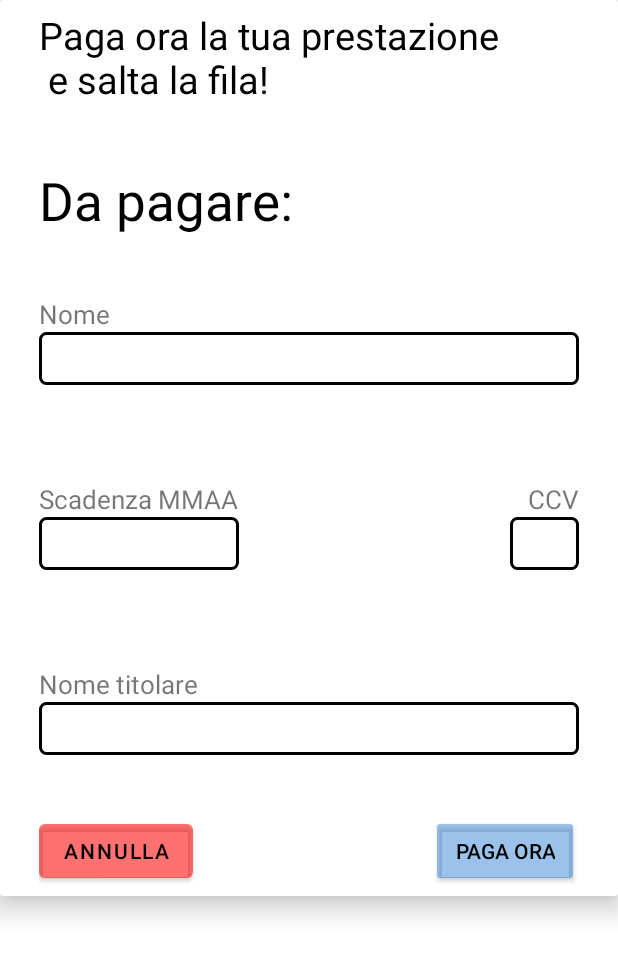
After one commit to matteasu/FastHealth, an Android app: the layout popup_pagamento.xml on its own in the app's theme, with its tools: preview values and no code run, on a phone screen of 412 x 824 dp. The commit adds this screen. Shown: the top 957 px of the screen. Run offline under Robolectric (Android 15) with nearby library versions, the phone set to English and light mode, and no system bars; Roboto replaces fonts that are not available here.

Commit message:
popup pagamento

```diff
--- a/app/src/main/java/com/a2b2l1p/fasthealth/ActivityPrenotazioni.java
+++ b/app/src/main/java/com/a2b2l1p/fasthealth/ActivityPrenotazioni.java
@@ -6,7 +6,9 @@ import android.content.Intent;
 import android.os.Build;
 import android.os.Bundle;
 import android.view.View;
+import android.view.inputmethod.EditorInfo;
 import android.widget.Button;
+import android.widget.EditText;
 import android.widget.ImageView;
 import android.widget.TextView;
 
@@ -20,29 +22,32 @@ import java.util.ArrayList;
 public class ActivityPrenotazioni extends AppCompatActivity {
     ArrayList<Prenotazione> prenotazioni = new ArrayList<>();
     SearchView sw;
-    private AlertDialog.Builder dialogBuilder;
-    private AlertDialog dialog;
+    private AlertDialog.Builder dialogBuilder,dialogBP;
+    private AlertDialog dialog,dialogP;
 
 
     //elementi dialog
-    TextView np,d,s,nm,cA,npa,note;
+    TextView np,d,s,nm,cA,npa,note,amm;
+    EditText nC,sC,CCV,nT;
+    Button an,po;
     ImageView close;
     Button p,mA;
-
+    RecyclerView rW;
+    adapterPrenotazioni aRW;
 
     @RequiresApi(api = Build.VERSION_CODES.N)
     @Override
     protected void onCreate(Bundle savedInstanceState) {
         Utente u;
         ImageView back;
-        RecyclerView rW;
-        adapterPrenotazioni aRW;
-        Prenotazione pp=new Prenotazione("BBBBB","aa","aa","aa","ciao",null);
+
+        Prenotazione p = new Prenotazione("Colonoscopia", "Policlinico Dulio Casula", "13:40", "W40", "Sergio Pinto", null, (float) 69.49);
         RecyclerView.LayoutManager lMRW;
         super.onCreate(savedInstanceState);
         setContentView(R.layout.activity_prenotazioni);
 
         u = (Utente) getIntent().getSerializableExtra("utente");
+        u.getPrenotazioni().add(p);
         prenotazioni = u.getPrenotazioni();
         rW = findViewById(R.id.prenotazioniRW);
         back=findViewById(R.id.prenotazioniIndietro);
@@ -105,6 +110,46 @@ public class ActivityPrenotazioni extends AppCompatActivity {
         note.setText(prenotazioni.get(position).getNoteMed().equals("") ?"Nessuna nota da parte del medico":prenotazioni.get(position).getNoteMed());
         close.setOnClickListener(v->dialog.dismiss());
         p.setVisibility(prenotazioni.get(position).isPagato()?View.GONE:View.VISIBLE);
+
+        p.setOnClickListener(v->{
+            dialogBP=new AlertDialog.Builder(this);
+            final View popupP=getLayoutInflater().inflate(R.layout.popup_pagamento,null);
+            //TextView nC,sC,CCV,nT;
+            //    Button an,po;
+            nC=popupP.findViewById(R.id.pagCC);
+            sC=popupP.findViewById(R.id.pagSS);
+            CCV=popupP.findViewById(R.id.pagCCV);
+            nT=popupP.findViewById(R.id.pagTit);
+            an=popupP.findViewById(R.id.annulla);
+            po=popupP.findViewById(R.id.payNow);
+            amm=popupP.findViewById(R.id.pagAmmount);
+
+
+            amm.setText(amm.getText()+""+prenotazioni.get(position).getCosto()+"€");
+
+            po.setOnClickListener(new View.OnClickListener() {
+                @Override
+                public void onClick(View v) {
+                    prenotazioni.get(position).setPagato(true);
+                    p.setVisibility(prenotazioni.get(position).isPagato()?View.GONE:View.VISIBLE);
+                    aRW.notifyDataSetChanged();
+
+                    dialogP.dismiss();
+
+
+                }
+            });
+            an.setOnClickListener(new View.OnClickListener() {
+                @Override
+                public void onClick(View v) {
+                    dialogP.dismiss();
+                }
+            });
+            dialogBP.setView(popupP);
+            dialogP=dialogBP.create();
+            dialogP.show();
+        });
+
         dialogBuilder.setView(popup);
         dialog=dialogBuilder.create();
         dialog.show();
--- a/app/src/main/java/com/a2b2l1p/fasthealth/Home.java
+++ b/app/src/main/java/com/a2b2l1p/fasthealth/Home.java
@@ -15,59 +15,57 @@ import java.util.ArrayList;
 import java.util.Calendar;
 
 public class Home extends AppCompatActivity {
-TextView testoHeader;
-Button prenota,ricerca,prenotazioni;
-ImageView settingsBtn;
-Utente u;
-ArrayList<Utente> utenti;
-int homeCreaPrenotazione=3;
-int homeRicercaStruttura=4;
-int homeGestionePrenotazioni=5;
-int homeImpostazioni=6;
+    TextView testoHeader;
+    Button prenota, ricerca, prenotazioni;
+    ImageView settingsBtn;
+    Utente u;
+    ArrayList<Utente> utenti;
+    int homeCreaPrenotazione = 3;
+    int homeRicercaStruttura = 4;
+    int homeGestionePrenotazioni = 5;
+    int homeImpostazioni = 6;
+
     @Override
     protected void onCreate(Bundle savedInstanceState) {
 
-        Prenotazione p=new Prenotazione("Colonoscopia","Policlinico Dulio Casula","13:40","W40","Sergio Pinto",null);
+
         super.onCreate(savedInstanceState);
         setContentView(R.layout.activity_home);
-        testoHeader=findViewById(R.id.homeTxt);
-        prenota=findViewById(R.id.homePrenota);
-        ricerca=findViewById(R.id.homeSearch);
+        testoHeader = findViewById(R.id.homeTxt);
+        prenota = findViewById(R.id.homePrenota);
+        ricerca = findViewById(R.id.homeSearch);
 
-        settingsBtn=findViewById(R.id.homeSettings);
-        prenotazioni=findViewById(R.id.homePrenotazioni);
+        settingsBtn = findViewById(R.id.homeSettings);
+        prenotazioni = findViewById(R.id.homePrenotazioni);
         utenti = (ArrayList<Utente>) getIntent().getSerializableExtra("lista");
-        u=(Utente)getIntent().getSerializableExtra("utente");
-        testoHeader.setText(testoHeader.getText()+"\n"+u.getNome());
+        u = (Utente) getIntent().getSerializableExtra("utente");
+        testoHeader.setText(testoHeader.getText() + "\n" + u.getNome());
 
 
-
-
-
-        prenota.setOnClickListener(v->{
+        prenota.setOnClickListener(v -> {
             Context c = this.getApplicationContext();
             CharSequence t = "prenota";
             int duration = Toast.LENGTH_SHORT;
             Toast.makeText(c, t, duration).show();
         });
-        ricerca.setOnClickListener(v->{
+        ricerca.setOnClickListener(v -> {
             Context c = this.getApplicationContext();
             CharSequence t = "ricerca";
             int duration = Toast.LENGTH_SHORT;
             Toast.makeText(c, t, duration).show();
         });
-        Prenotazione pp=new Prenotazione("BBBBB","aa","aa","aa","ciao",null);
-        prenotazioni.setOnClickListener(v->{
+        Prenotazione pp = new Prenotazione("BBBBB", "aa", "aa", "aa", "ciao", null, (float) 1.2);
+        prenotazioni.setOnClickListener(v -> {
             Intent apriPrenotazioni = new Intent(Home.this, ActivityPrenotazioni.class);
-            p.setPagato(true);
-            u.addPrenotazione(p);
-            u.addPrenotazione(pp);
+            //p.setPagato(true);
+            //u.addPrenotazione(p);
+            //u.addPrenotazione(pp);
             apriPrenotazioni.putExtra("utente", u);
 
             apriPrenotazioni.putExtra("lista", utenti);
             startActivityForResult(apriPrenotazioni, homeGestionePrenotazioni);
         });
-        settingsBtn.setOnClickListener(v->{
+        settingsBtn.setOnClickListener(v -> {
             Intent apriImpostazioni = new Intent(Home.this, Impostazioni.class);
             apriImpostazioni.putExtra("utente", u);
             apriImpostazioni.putExtra("lista", utenti);
@@ -85,52 +83,49 @@ int homeImpostazioni=6;
         if (requestCode == homeImpostazioni) {
             if (resultCode == Activity.RESULT_OK) {
                 utenti = (ArrayList<Utente>) data.getSerializableExtra("lista");
-                if((boolean)data.getSerializableExtra("esci")){
-                    Intent returnIntent=getIntent();
-                    returnIntent.putExtra("lista",utenti);
+                if ((boolean) data.getSerializableExtra("esci")) {
+                    Intent returnIntent = getIntent();
+                    returnIntent.putExtra("lista", utenti);
                     setResult(Activity.RESULT_OK, returnIntent);
                     finish();
                 }
-                u=(Utente)data.getSerializableExtra("utente");
+                u = (Utente) data.getSerializableExtra("utente");
             }
 
         }
 
-        if(requestCode==homeGestionePrenotazioni){
-            if(resultCode==Activity.RESULT_OK){
-                u=(Utente)data.getSerializableExtra("utente");
+        if (requestCode == homeGestionePrenotazioni) {
+            if (resultCode == Activity.RESULT_OK) {
+                u = (Utente) data.getSerializableExtra("utente");
+                if(utenti.remove(u))
+                    utenti.add(u);
             }
         }
 
-        testoHeader=findViewById(R.id.homeTxt);
-        prenota=findViewById(R.id.homePrenota);
-        ricerca=findViewById(R.id.homeSearch);
+        testoHeader = findViewById(R.id.homeTxt);
+        prenota = findViewById(R.id.homePrenota);
+        ricerca = findViewById(R.id.homeSearch);
 
-        settingsBtn=findViewById(R.id.homeSettings);
-        prenotazioni=findViewById(R.id.homePrenotazioni);
+        settingsBtn = findViewById(R.id.homeSettings);
+        prenotazioni = findViewById(R.id.homePrenotazioni);
 
-        testoHeader.setText(testoHeader.getText()+"\n"+u.getNome());
+        testoHeader.setText(testoHeader.getText() + "\n" + u.getNome());
         //utenti = (ArrayList<Utente>) getIntent().getSerializableExtra("lista");
 
 
-
-
-
-
-
-        prenota.setOnClickListener(v->{
+        prenota.setOnClickListener(v -> {
             Context c = this.getApplicationContext();
             CharSequence t = "prenota";
             int duration = Toast.LENGTH_SHORT;
             Toast.makeText(c, t, duration).show();
         });
-        ricerca.setOnClickListener(v->{
+        ricerca.setOnClickListener(v -> {
             Context c = this.getApplicationContext();
             CharSequence t = "ricerca";
             int duration = Toast.LENGTH_SHORT;
             Toast.makeText(c, t, duration).show();
         });
-        prenotazioni.setOnClickListener(v->{
+        prenotazioni.setOnClickListener(v -> {
             Intent apriPrenotazioni = new Intent(Home.this, ActivityPrenotazioni.class);
 
             apriPrenotazioni.putExtra("utente", u);
@@ -138,7 +133,7 @@ int homeImpostazioni=6;
             apriPrenotazioni.putExtra("lista", utenti);
             startActivityForResult(apriPrenotazioni, homeGestionePrenotazioni);
         });
-        settingsBtn.setOnClickListener(v->{
+        settingsBtn.setOnClickListener(v -> {
             Intent apriImpostazioni = new Intent(Home.this, Impostazioni.class);
             apriImpostazioni.putExtra("utente", u);
             apriImpostazioni.putExtra("lista", utenti);
@@ -146,6 +141,5 @@ int homeImpostazioni=6;
         });
 
 
-
     }//onActivityResult
 }
--- a/app/src/main/java/com/a2b2l1p/fasthealth/Impostazioni.java
+++ b/app/src/main/java/com/a2b2l1p/fasthealth/Impostazioni.java
@@ -50,7 +50,7 @@ public class Impostazioni extends AppCompatActivity {
         conf.setOnClickListener(v->{
             if(verificaFrom()) {
                 utenti.remove(u);
-                u.setNome(u.getNome()+"MM");
+                //u.setNome(u.getNome()+"MM");
                 u.setPassword(nP.getText().toString());
                 utenti.add(u);
                 Context c = this.getApplicationContext();
--- a/app/src/main/java/com/a2b2l1p/fasthealth/Prenotazione.java
+++ b/app/src/main/java/com/a2b2l1p/fasthealth/Prenotazione.java
@@ -9,28 +9,31 @@ public class Prenotazione implements Serializable {
     private String nomeStruttura;
     private String nomeMedico;
     private String ora;
+    private float costo;
     private String codAcc;
     private String noteMed;
     private boolean pagato;
     private Calendar data;
 
-    public Prenotazione(String nomeEsame, String nomeStruttura, String ora,  String codAcc, String nomeMedico, Calendar data) {
+    public Prenotazione(String nomeEsame, String nomeStruttura, String ora,  String codAcc, String nomeMedico, Calendar data,float costo) {
         this.nomeEsame = nomeEsame;
         this.nomeStruttura = nomeStruttura;
         this.ora = ora;
         this.codAcc = codAcc;
         this.data = data;
         this.pagato=false;
+        this.costo=costo;
         this.nomeMedico=nomeMedico;
         this.noteMed="";
     }
 
-    public Prenotazione(String nomeEsame, String nomeStruttura, String ora, String codAcc, Calendar data,String noteMed,String nomeMedico) {
+    public Prenotazione(String nomeEsame, String nomeStruttura, String ora, String codAcc, Calendar data,String noteMed,String nomeMedico,float costo) {
         this.nomeEsame = nomeEsame;
         this.nomeStruttura = nomeStruttura;
         this.ora = ora;
         this.codAcc = codAcc;
         this.data = data;
+        this.costo=costo;
         this.pagato=false;
         this.nomeMedico=nomeMedico;
         this.noteMed=noteMed;
@@ -95,6 +98,9 @@ public class Prenotazione implements Serializable {
         this.data = data;
     }
 
+    public float getCosto(){return costo;}
+
+    public void setCosto(float costo){this.costo=costo;}
 
 
 
--- a/app/src/main/res/layout/popup.xml
+++ b/app/src/main/res/layout/popup.xml
@@ -1,4 +1,9 @@
 <?xml version="1.0" encoding="utf-8"?>
+<androidx.cardview.widget.CardView xmlns:android="http://schemas.android.com/apk/res/android"
+    android:layout_width="match_parent"
+    android:layout_height="wrap_content"
+    xmlns:app="http://schemas.android.com/apk/res-auto"
+    app:cardElevation="10dp">
     <RelativeLayout xmlns:app="http://schemas.android.com/apk/res-auto"
         android:layout_width="match_parent"
         android:layout_height="wrap_content"
@@ -136,3 +141,4 @@
 
 
     </RelativeLayout>
+</androidx.cardview.widget.CardView>
--- /dev/null
+++ b/app/src/main/res/layout/popup_pagamento.xml
@@ -0,0 +1,185 @@
+<?xml version="1.0" encoding="utf-8"?>
+<androidx.cardview.widget.CardView xmlns:android="http://schemas.android.com/apk/res/android"
+    xmlns:app="http://schemas.android.com/apk/res-auto"
+    android:layout_width="match_parent"
+    android:layout_height="wrap_content"
+    app:cardElevation="10dp">
+
+    <RelativeLayout
+        android:layout_width="match_parent"
+        android:layout_height="wrap_content"
+        android:layout_marginLeft="20dp"
+        android:layout_marginRight="20dp"
+        android:orientation="vertical"
+        android:padding="6dp">
+
+        <TextView
+            android:id="@+id/pagHeader"
+            android:layout_width="wrap_content"
+            android:layout_height="wrap_content"
+            android:text="Paga ora la tua prestazione \n e salta la fila!"
+            android:textColor="@color/black"
+            android:textSize="25dp" />
+
+        <TextView
+            android:id="@+id/pagAmmount"
+            android:layout_width="wrap_content"
+            android:layout_height="wrap_content"
+            android:layout_below="@id/pagHeader"
+            android:layout_marginTop="40dp"
+            android:text="Da pagare: "
+            android:textColor="@color/black"
+            android:textSize="35dp" />
+
+
+        <TextView
+            android:id="@+id/headerC"
+            android:layout_width="wrap_content"
+            android:layout_height="wrap_content"
+            android:layout_below="@id/pagAmmount"
+            android:layout_marginTop="40dp"
+            android:text="Nome"
+            android:textSize="17dp">
+
+        </TextView>
+
+        <EditText
+            android:id="@+id/pagCC"
+            android:layout_width="match_parent"
+            android:layout_height="wrap_content"
+            android:layout_below="@id/headerC"
+            android:background="@drawable/edit_text_border"
+
+            android:inputType="text"
+            android:padding="5dp">
+
+        </EditText>
+
+        <Space
+            android:id="@+id/sp1"
+            android:layout_width="match_parent"
+            android:layout_height="24dp"
+            android:layout_below="@id/pagCC" />
+
+        <TextView
+            android:id="@+id/headerS"
+            android:layout_width="wrap_content"
+            android:layout_height="wrap_content"
+            android:layout_below="@id/sp1"
+            android:layout_alignParentStart="true"
+            android:layout_alignParentLeft="true"
+            android:layout_marginTop="40dp"
+            android:text="Scadenza MMAA"
+            android:textSize="17dp">
+
+        </TextView>
+
+        <EditText
+            android:id="@+id/pagSS"
+            android:layout_width="wrap_content"
+            android:layout_height="wrap_content"
+            android:layout_below="@id/headerS"
+
+            android:layout_alignLeft="@id/headerS"
+            android:layout_alignRight="@id/headerS"
+            android:layout_alignParentStart="true"
+            android:layout_alignParentLeft="true"
+            android:background="@drawable/edit_text_border"
+            android:inputType="number"
+            android:padding="5dp">
+
+        </EditText>
+
+        <TextView
+            android:id="@+id/headerCCV"
+            android:layout_width="wrap_content"
+            android:layout_height="wrap_content"
+            android:layout_below="@id/sp1"
+            android:layout_alignParentEnd="true"
+            android:layout_alignParentRight="true"
+            android:layout_marginTop="40dp"
+            android:text="CCV"
+            android:textSize="17dp">
+
+        </TextView>
+
+        <EditText
+            android:id="@+id/pagCCV"
+            android:layout_width="45dp"
+            android:layout_height="wrap_content"
+            android:layout_below="@id/headerS"
+            android:layout_alignLeft="@id/headerCCV"
+            android:layout_alignRight="@id/headerCCV"
+            android:layout_alignParentEnd="true"
+            android:layout_alignParentRight="true"
+
+            android:layout_marginLeft="-12dp"
+            android:background="@drawable/edit_text_border"
+            android:inputType="number"
+            android:padding="5dp">
+
+        </EditText>
+
+        <Space
+            android:id="@+id/sp2"
+            android:layout_width="match_parent"
+            android:layout_height="24dp"
+            android:layout_below="@id/pagSS" />
+
+        <TextView
+            android:id="@+id/headerT"
+            android:layout_width="wrap_content"
+            android:layout_height="wrap_content"
+            android:layout_below="@id/sp2"
+            android:layout_marginTop="40dp"
+            android:text="Nome titolare"
+            android:textSize="17dp">
+
+        </TextView>
+
+        <EditText
+            android:id="@+id/pagTit"
+            android:layout_width="match_parent"
+            android:layout_height="wrap_content"
+            android:layout_below="@id/headerT"
+            android:background="@drawable/edit_text_border"
+
+            android:inputType="text"
+            android:padding="5dp">
+
+        </EditText>
+
+        <Space
+            android:layout_width="match_parent"
+            android:layout_height="40dp"
+            android:layout_below="@id/pagTit"
+            android:id="@+id/sp3"/>
+
+        <Button
+            android:layout_width="wrap_content"
+            android:layout_height="wrap_content"
+            android:layout_below="@id/sp3"
+            android:text="annulla"
+            android:id="@+id/annulla"
+            android:textColor="@color/black"
+            app:backgroundTint="#8FFF0000"
+            app:backgroundTintMode="src_in"
+            android:layout_alignParentStart="true"
+            app:strokeColor="#8FFF0000"
+            android:layout_alignParentLeft="true" />
+
+        <Button
+            android:id="@+id/payNow"
+            style="@style/Widget.AppCompat.Button"
+            android:layout_width="wrap_content"
+            android:layout_height="wrap_content"
+            android:layout_below="@id/sp3"
+            android:layout_alignParentEnd="true"
+            android:layout_alignParentRight="true"
+            android:text="Paga ora"
+            android:textColor="@color/black"
+            app:backgroundTint="#782A7ED2"
+            app:backgroundTintMode="src_in"
+            app:strokeColor="#782A7ED2" />
+    </RelativeLayout>
+</androidx.cardview.widget.CardView>
```
Lines whose indentation alone changed are shown as unchanged.
